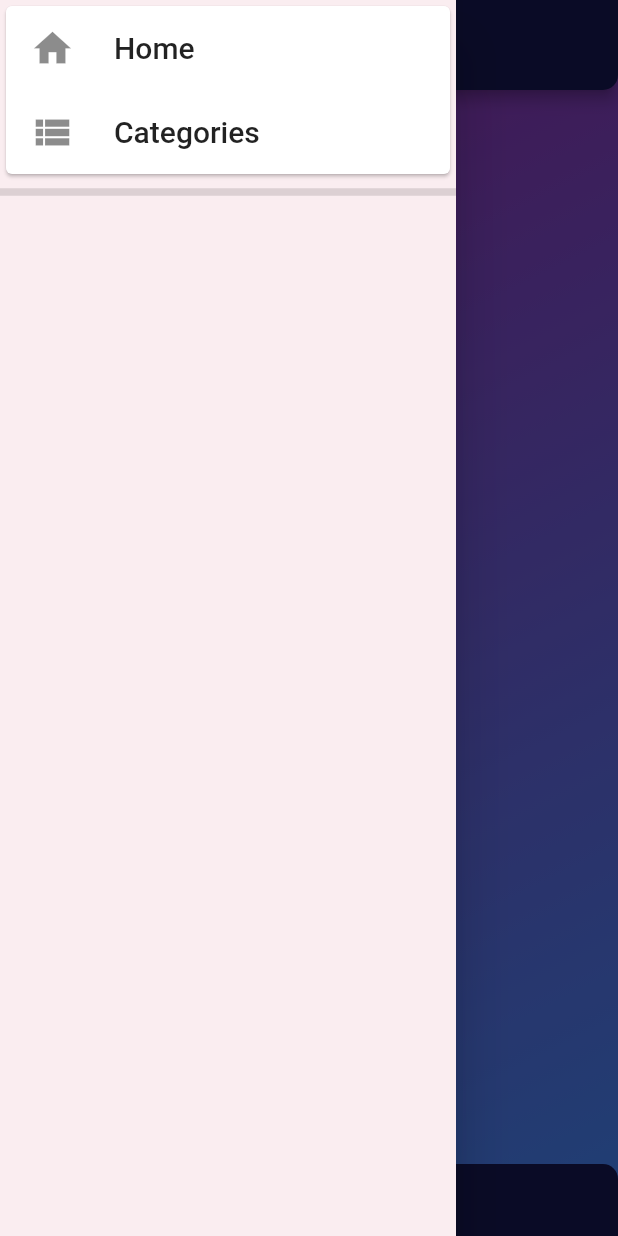
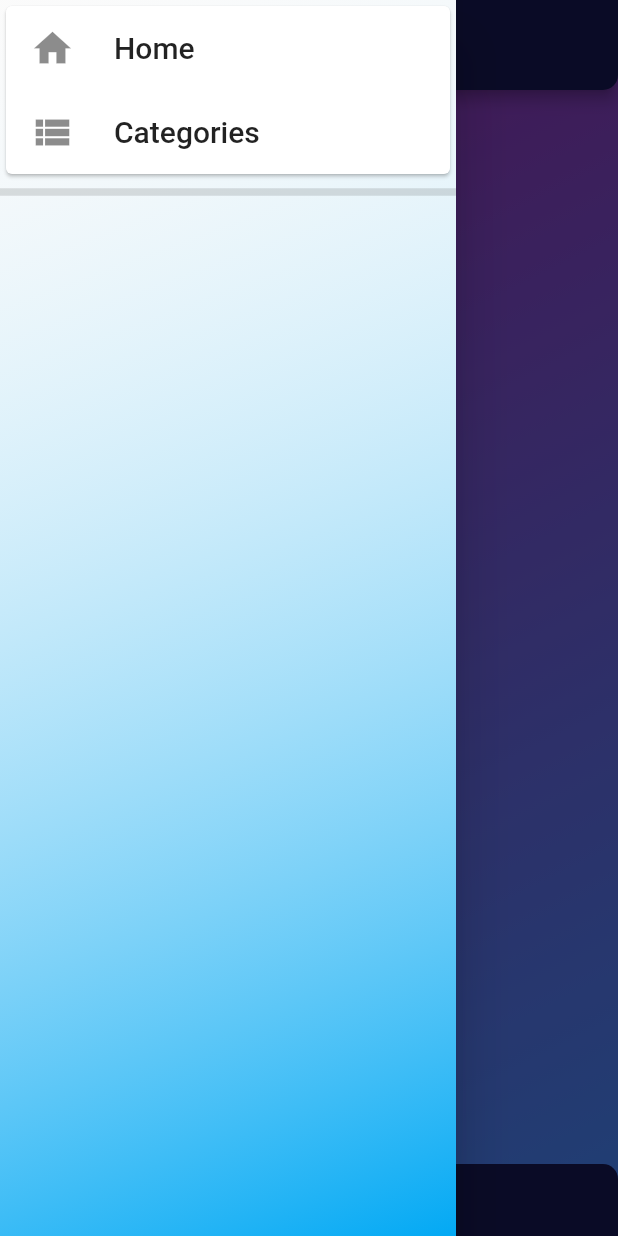
Before and after one commit to pndychrg/todo_app, a Flutter app: the screen it shows after launch, with the side drawer open, on a phone screen of 412 x 824 dp. Run offline on Flutter 3.47's test engine with Material 2 defaults, Android fonts, the phone set to English and light mode, and no system bars; our stand-ins replace google_fonts, sqflite; accounts and stored records are empty.

Commit message:
Edited Drawer Background Color

```diff
--- a/lib/helpers/drawer_navigation.dart
+++ b/lib/helpers/drawer_navigation.dart
@@ -38,10 +38,13 @@ class _DrawerNavigationState extends State<DrawerNavigation> {
                       ))),
           child: Card(
             child: ListTile(
-              leading: Icon(Icons.arrow_right),
+              leading: Icon(
+                Icons.arrow_right,
+              ),
               title: Text(
                 category['name'],
-                style: GoogleFonts.lato(fontSize: 20),
+                style:
+                    GoogleFonts.lato(fontSize: 20, fontWeight: FontWeight.w400),
               ),
             ),
           ),
@@ -50,11 +53,26 @@ class _DrawerNavigationState extends State<DrawerNavigation> {
     });
   }
 
+//creating a function to return gradient color
+  List<Color> _getGradientColor(BuildContext context) {
+    var _grad_color =
+        MediaQuery.of(context).platformBrightness == Brightness.light
+            ? [Colors.white10, Colors.lightBlue]
+            : [Colors.blueGrey.shade900.withOpacity(0.7), Colors.black12];
+    return _grad_color;
+  }
+
   @override
   Widget build(BuildContext context) {
-    return Container(
-      child: Drawer(
-        backgroundColor: Theme.of(context).scaffoldBackgroundColor,
+    return Drawer(
+      child: Container(
+        decoration: BoxDecoration(
+          gradient: LinearGradient(
+            begin: Alignment.topLeft,
+            end: Alignment.bottomRight,
+            colors: _getGradientColor(context),
+          ),
+        ),
         child: ListView(
           children: <Widget>[
             Card(
@@ -63,7 +81,9 @@ class _DrawerNavigationState extends State<DrawerNavigation> {
                   ListTile(
                     title: Text(
                       "Home",
-                      style: TextStyle(fontSize: 20),
+                      style: TextStyle(
+                        fontSize: 20,
+                      ),
                     ),
                     leading: Icon(
                       Icons.home,
@@ -77,7 +97,9 @@ class _DrawerNavigationState extends State<DrawerNavigation> {
                   ListTile(
                     title: Text(
                       "Categories",
-                      style: TextStyle(fontSize: 20),
+                      style: TextStyle(
+                        fontSize: 20,
+                      ),
                     ),
                     leading: Icon(
                       Icons.view_list,
--- a/lib/theme.dart
+++ b/lib/theme.dart
@@ -4,6 +4,7 @@ import 'package:todo_app/constants.dart';
 ThemeData lightThemeData(BuildContext context) {
   return ThemeData.light().copyWith(
     scaffoldBackgroundColor: kprimarycolor,
+    iconTheme: IconThemeData(color: Colors.white),
   );
 }
 
```
